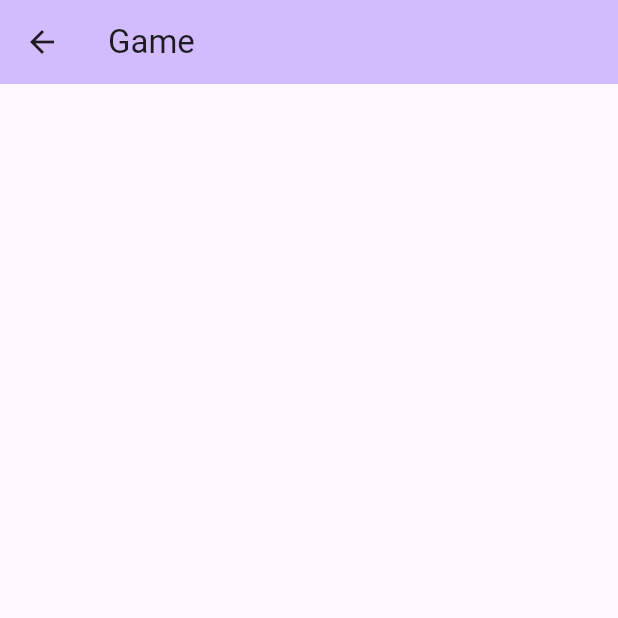
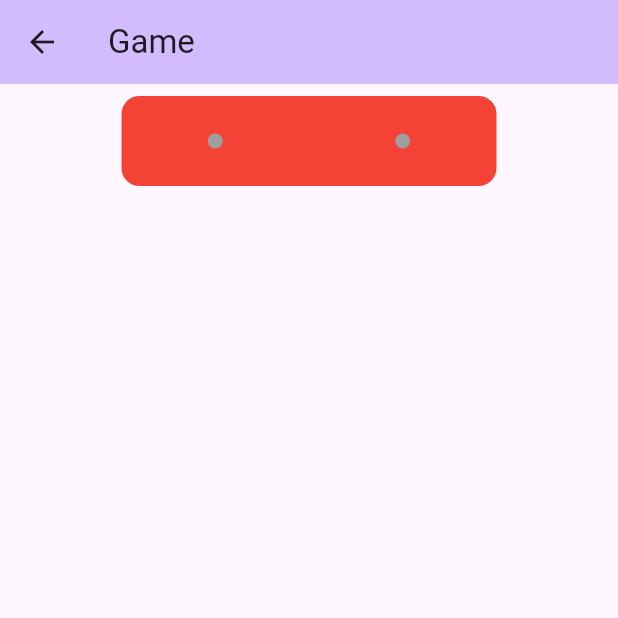
Before and after one commit to Cactus-ar/mini_xylophone, a Flutter app: the screen it shows after launch, after a tap on "Play", on a phone screen of 412 x 824 dp, the top half of it. Run offline on Flutter 3.47's test engine with Material 3 defaults, Android fonts, the phone set to English and light mode, and no system bars; our stand-ins replace audioplayers.

Commit message:
sonidos + lib

```diff
--- a/lib/game_play.dart
+++ b/lib/game_play.dart
@@ -1,8 +1,10 @@
+import 'package:audioplayers/audioplayers.dart';
 import 'package:flutter/material.dart';
 
 class GameEstado extends StatelessWidget {
   const GameEstado({super.key, required this.titulo});
   final String titulo;
+
 
   @override
   Widget build(BuildContext context) {
@@ -12,20 +14,85 @@ class GameEstado extends StatelessWidget {
         title: Text(titulo),
       ),
       body: const Center(
-        child: MesaDeJuego(),
+        child: XyloPhone(),
       ),
     );
   }
 }
 
-class MesaDeJuego extends StatelessWidget {
-  const MesaDeJuego({super.key});
+class XyloPhone extends StatelessWidget {
+  const XyloPhone({super.key});
 
   @override
   Widget build(BuildContext context) {
     return const Column(
       children: [
+        XyloKey(),
       ],
     );
   }
 }
+
+class XyloKey extends StatefulWidget {
+  const XyloKey({super.key});
+
+  @override
+  State<StatefulWidget> createState() => _XyloKey();
+
+}
+
+class _XyloKey extends State<XyloKey>{
+
+  @override
+  void initState(){
+    super.initState();
+  }
+
+  @override
+  Widget build(BuildContext context){
+    return TextButton(
+      onPressed: () {
+        final player = AudioPlayer();
+        player.play(AssetSource('sounds/note1.wav'));
+      },
+      child: SizedBox(
+        width: 250.0,
+        height: 60.0,
+        child: DecoratedBox(
+          decoration: BoxDecoration(
+            color: Colors.red,
+            borderRadius: BorderRadius.circular(12),
+          ),
+          child: Row(
+            mainAxisAlignment: MainAxisAlignment.spaceAround,
+            children: [
+              Padding(
+                padding: const EdgeInsets.all(8.0),
+                child: Container(
+                  width: 10,
+                  height: 10,
+                  decoration: const BoxDecoration(
+                      color: Colors.grey,
+                      shape: BoxShape.circle
+                  ),
+                ),
+              ),
+              Padding(
+                padding: const EdgeInsets.all(8.0),
+                child: Container(
+                  width: 10,
+                  height: 10,
+                  decoration: const BoxDecoration(
+                      color: Colors.grey,
+                      shape: BoxShape.circle
+                  ),
+                ),
+              )
+            ],
+          ),
+        ),
+      ),
+    );
+  }
+
+}
--- a/lib/main.dart
+++ b/lib/main.dart
@@ -53,6 +53,10 @@
       width: 150.0,
       height: 30.0,
       child: DecoratedBox(
+        decoration: BoxDecoration(
+            color: Colors.primaries[Random().nextInt(Colors.primaries.length)],
+          borderRadius: BorderRadius.circular(12),
+        ),
         child: Row(
           mainAxisAlignment: MainAxisAlignment.spaceAround,
           children: [
@@ -61,7 +65,7 @@
               child: Container(
                 width: 10,
                   height: 10,
-                  decoration: BoxDecoration(
+                  decoration: const BoxDecoration(
                     color: Colors.grey,
                     shape: BoxShape.circle
                   ),
@@ -72,7 +76,7 @@
               child: Container(
                 width: 10,
                 height: 10,
-                decoration: BoxDecoration(
+                decoration: const BoxDecoration(
                     color: Colors.grey,
                     shape: BoxShape.circle
                 ),
@@ -80,18 +84,11 @@
             )
           ],
         ),
-        decoration: BoxDecoration(
-            color: Colors.primaries[Random().nextInt(Colors.primaries.length)],
-          borderRadius: BorderRadius.circular(12),
-        ),
       ),
     );
   }
 
 }
-
-//color: Colors.primaries[Random().nextInt(Colors.primaries.length)],
-
 
 class _MyHomePageState extends State<MyHomePage> {
 
```
Also changed, not shown: pubspec.yaml (+4 -3 lines), pubspec.lock, 7 other files.
